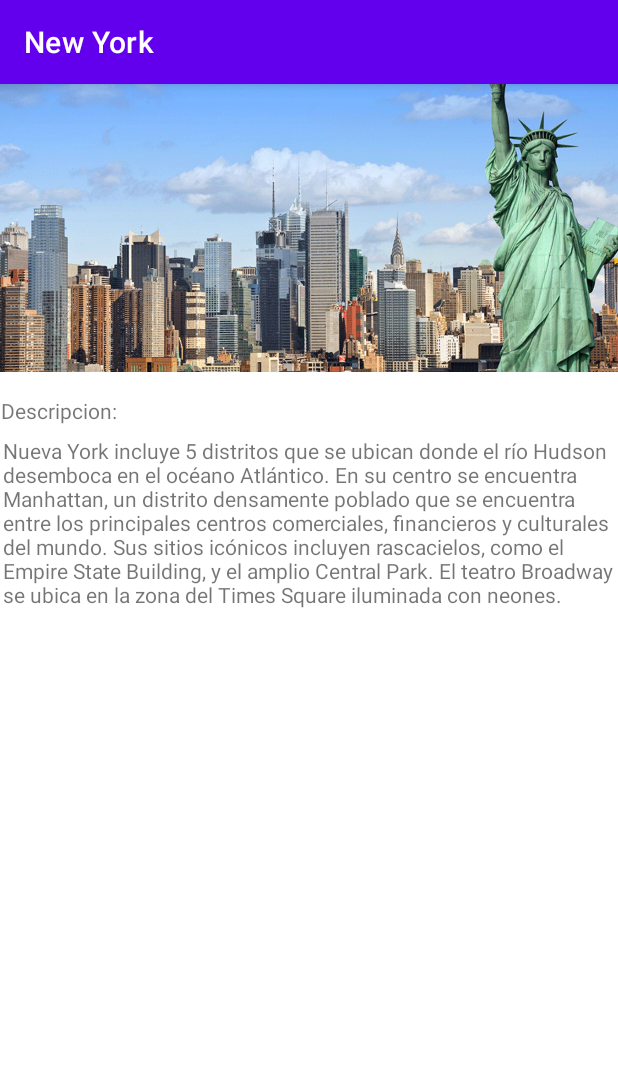
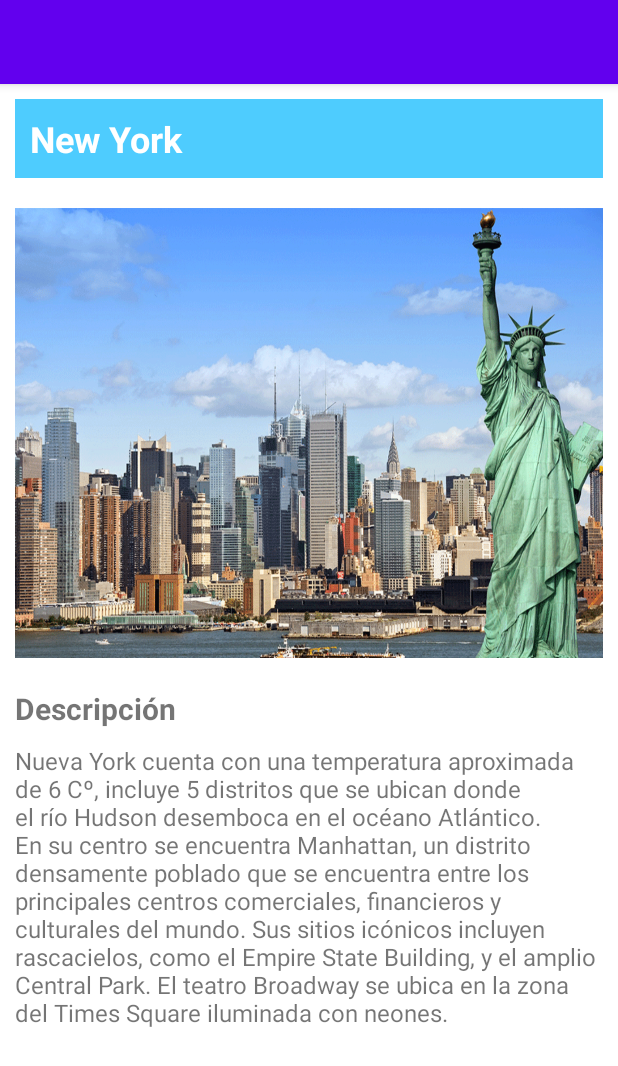
Before and after one commit to yeferfer/AppDroid, an Android app: the screen it shows after launch (MainActivity), on a phone screen of 412 x 824 dp. Shown: the top 1066 px of the screen. Run offline under Robolectric (Android 15) with nearby library versions, the light colour scheme and no system bars.

Commit message:
Ajustes interfaz

```diff
--- a/app/src/main/res/layout/activity_main.xml
+++ b/app/src/main/res/layout/activity_main.xml
@@ -1,74 +1,62 @@
 <?xml version="1.0" encoding="utf-8"?>
-<androidx.coordinatorlayout.widget.CoordinatorLayout xmlns:android="http://schemas.android.com/apk/res/android"
+<LinearLayout xmlns:android="http://schemas.android.com/apk/res/android"
+    xmlns:app="http://schemas.android.com/apk/res-auto"
     xmlns:tools="http://schemas.android.com/tools"
-    xmlns:app="http://schemas.android.com/apk/res-auto"
 
 
     android:layout_width="match_parent"
-    android:layout_height="match_parent">
+    android:layout_height="match_parent"
+    android:background="@color/white"
+    android:orientation="vertical">
 
-    <com.google.android.material.appbar.AppBarLayout
-        android:id="@+id/appbar"
-
-        android:layout_height="192dp"
-        android:layout_width="match_parent">
-
-        <com.google.android.material.appbar.CollapsingToolbarLayout
-            android:layout_width="match_parent"
-            android:layout_height="match_parent"
-            app:toolbarId="@+id/toolbar"
-            app:layout_scrollFlags="scroll|exitUntilCollapsed"
-            app:layout_scrollInterpolator="@android:anim/decelerate_interpolator"
-
-            app:contentScrim="?attr/colorPrimary">
-
-            <ImageView
-                android:id="@+id/app_bar_image"
-                android:layout_width="match_parent"
-                android:layout_height="match_parent"
-                android:scaleType="centerCrop"
-
-                android:src="@drawable/new_york"
-                app:layout_collapseMode="parallax" />
-
-        </com.google.android.material.appbar.CollapsingToolbarLayout>
-    </com.google.android.material.appbar.AppBarLayout>
-
-    <androidx.core.widget.NestedScrollView
-        android:id="@+id/nestedScrollView"
+    <TextView
+        android:id="@+id/title"
         android:layout_width="match_parent"
+        android:layout_height="wrap_content"
+        android:layout_margin="10dp"
+        android:text="New York"
+        android:textStyle="bold"
+        android:textSize="24sp"
+        android:background="#4ECCFE"
+        android:textColor="@color/white"
+        android:paddingLeft="10dp"
+        android:paddingTop="10dp"
+        android:paddingBottom="10dp"
+        />
 
 
-        android:layout_height="247dp"
-        app:layout_behavior="com.google.android.material.appbar.AppBarLayout$ScrollingViewBehavior">
+    <ImageView
+        android:id="@+id/main_image"
+        android:layout_width="wrap_content"
+        android:layout_height="300dp"
+        android:layout_margin="10dp"
+        android:scaleType="fitXY"
 
-        <androidx.constraintlayout.widget.ConstraintLayout
-            android:layout_width="match_parent"
-            android:layout_height="match_parent"
-            tools:context=".MainActivity">
+        android:src="@drawable/new_york"
+        app:layout_collapseMode="parallax" />
 
-            <TextView
-                android:id="@+id/textView3"
-                android:layout_width="wrap_content"
-                android:layout_height="wrap_content"
-                android:layout_marginTop="16dp"
-                android:text="Descripcion:"
-                app:layout_constraintEnd_toEndOf="parent"
-                app:layout_constraintHorizontal_bias="0.002"
-                app:layout_constraintStart_toStartOf="parent"
-                app:layout_constraintTop_toTopOf="parent" />
-
-        </androidx.constraintlayout.widget.ConstraintLayout>
-
-    </androidx.core.widget.NestedScrollView>
 
     <TextView
-        android:id="@+id/textView"
-        android:layout_width="408dp"
-        android:layout_height="161dp"
-        android:text="Nueva York incluye 5 distritos que se ubican donde el río Hudson desemboca en el océano Atlántico. En su centro se encuentra Manhattan, un distrito densamente poblado que se encuentra entre los principales centros comerciales, financieros y culturales del mundo. Sus sitios icónicos incluyen rascacielos, como el Empire State Building, y el amplio Central Park. El teatro Broadway se ubica en la zona del Times Square iluminada con neones."
-        app:layout_anchor="@+id/nestedScrollView"
-        app:layout_anchorGravity="center" />
+        android:id="@+id/title_description"
+        android:layout_width="wrap_content"
+        android:layout_height="wrap_content"
+        android:layout_marginLeft="10dp"
+        android:layout_marginTop="10dp"
+        android:layout_marginBottom="10dp"
+        android:text="Descripción"
+        android:textStyle="bold"
+        android:textSize="20sp"
+        />
+
+    <TextView
+        android:id="@+id/description"
+        android:layout_width="390dp"
+        android:layout_height="wrap_content"
+        android:layout_marginLeft="10dp"
+        android:layout_marginRight="10dp"
+        android:text="@string/description_newyork"
+        android:textSize="16sp"
+        />
 
 
-</androidx.coordinatorlayout.widget.CoordinatorLayout>
+</LinearLayout>
--- a/app/src/main/res/values/colors.xml
+++ b/app/src/main/res/values/colors.xml
@@ -7,4 +7,5 @@
     <color name="teal_700">#FF018786</color>
     <color name="black">#FF000000</color>
     <color name="white">#FFFFFFFF</color>
+    <color name="orange">#FF8B00</color>
 </resources>
--- a/app/src/main/res/values/strings.xml
+++ b/app/src/main/res/values/strings.xml
@@ -1,4 +1,8 @@
 <resources>
-    <string name="app_name">New York</string>
+    <string name="description_newyork">Nueva York cuenta con una temperatura aproximada de 6 Cº, incluye 5 distritos que se ubican donde el río Hudson desemboca
+en el océano Atlántico. En su centro se encuentra Manhattan, un distrito densamente
+poblado que se encuentra entre los principales centros comerciales, financieros y culturales del mundo.
+Sus sitios icónicos incluyen rascacielos, como el Empire State Building, y el amplio Central Park.
+El teatro Broadway se ubica en la zona del Times Square iluminada con neones.</string>
 
 </resources>
```
